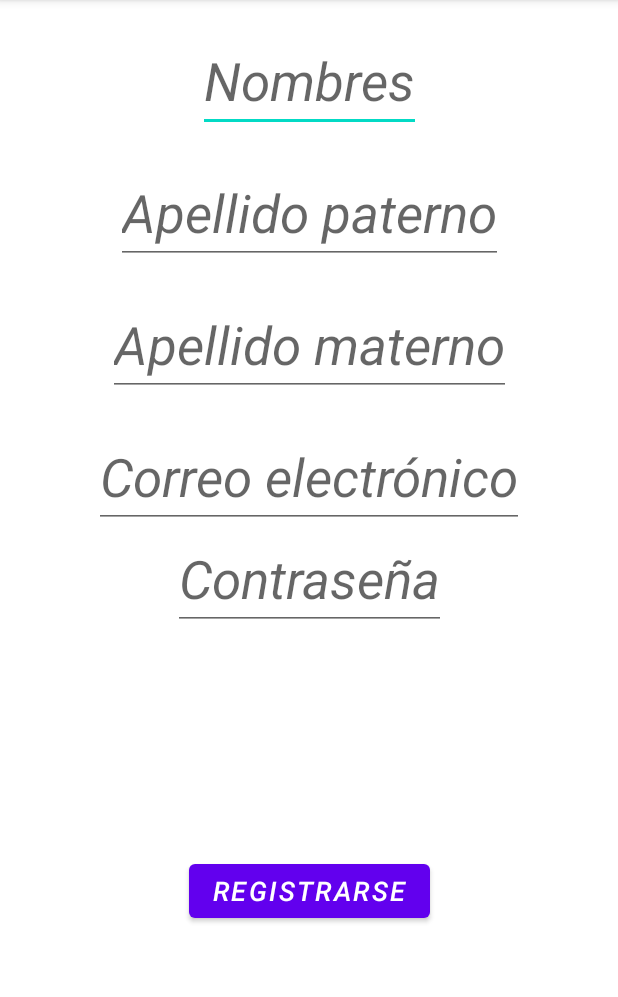
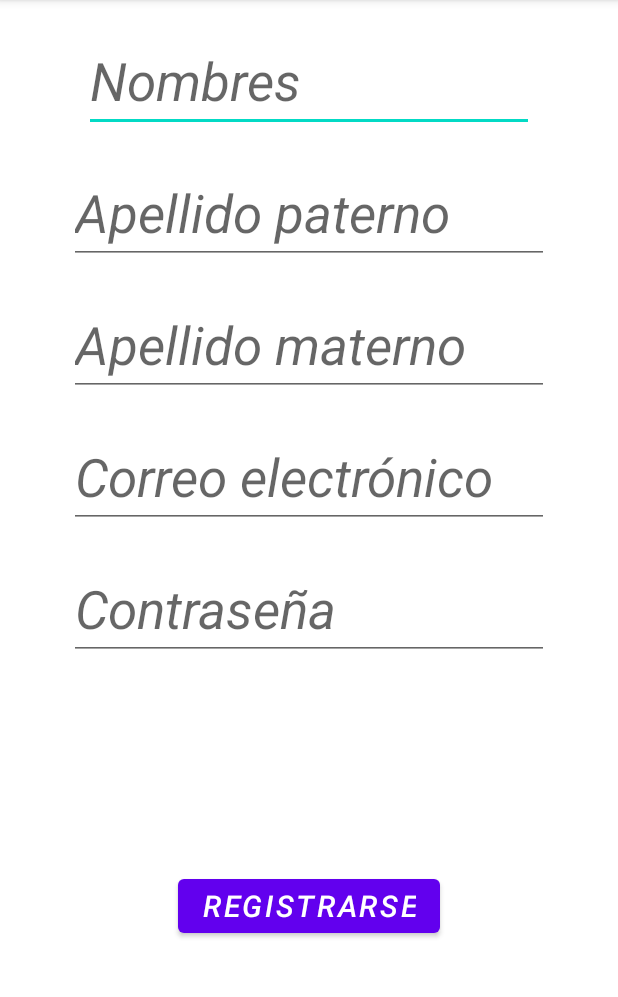
Before and after one commit to Kevin-Burciiaga/HamsterApp, an Android app: the Registro screen opened directly, with no data from a screen before it, on a phone screen of 412 x 824 dp, the part 84-1081 px from its top. Run offline under Robolectric (Android 15) with nearby library versions, the light colour scheme and no system bars.

Commit message:
Interface, registro

```diff
--- a/app/src/main/res/layout/activity_registro.xml
+++ b/app/src/main/res/layout/activity_registro.xml
@@ -10,7 +10,7 @@
   <EditText
       android:id="@+id/nombre"
       android:layout_marginTop="20dp"
-      android:layout_width="wrap_content"
+      android:layout_width="300dp"
       android:layout_height="wrap_content"
       app:layout_constraintTop_toTopOf="parent"
       app:layout_constraintStart_toStartOf="parent"
@@ -22,7 +22,7 @@
   <EditText
       android:id="@+id/ap"
       android:layout_marginTop="20dp"
-      android:layout_width="wrap_content"
+      android:layout_width="320dp"
       android:layout_height="wrap_content"
       app:layout_constraintTop_toBottomOf="@id/nombre"
       app:layout_constraintStart_toStartOf="parent"
@@ -34,7 +34,7 @@
   <EditText
       android:id="@+id/am"
       android:layout_marginTop="20dp"
-      android:layout_width="wrap_content"
+      android:layout_width="320dp"
       android:layout_height="wrap_content"
       app:layout_constraintTop_toBottomOf="@id/ap"
       app:layout_constraintStart_toStartOf="parent"
@@ -46,7 +46,7 @@
   <EditText
       android:id="@+id/email"
       android:layout_marginTop="20dp"
-      android:layout_width="wrap_content"
+      android:layout_width="320dp"
       android:layout_height="wrap_content"
       app:layout_constraintTop_toBottomOf="@id/am"
       app:layout_constraintStart_toStartOf="parent"
@@ -57,8 +57,9 @@
 
   <EditText
       android:id="@+id/password"
-      android:layout_width="wrap_content"
+      android:layout_width="320dp"
       android:layout_height="wrap_content"
+      android:layout_marginTop="20dp"
       android:hint="Contraseña"
       android:textSize="35sp"
       android:textStyle="italic"
@@ -71,12 +72,12 @@
       android:layout_width="wrap_content"
       android:layout_height="wrap_content"
       android:text="Registrarse"
-      android:textSize="18sp"
+      android:textSize="20sp"
       android:textStyle="italic"
       app:layout_constraintTop_toBottomOf="@id/password"
       app:layout_constraintStart_toStartOf="parent"
       app:layout_constraintEnd_toEndOf="parent"
-      app:layout_constraintBottom_toBottomOf="parent"/>
+      app:layout_constraintBottom_toBottomOf="parent" />
 
 
   </androidx.constraintlayout.widget.ConstraintLayout>
```
